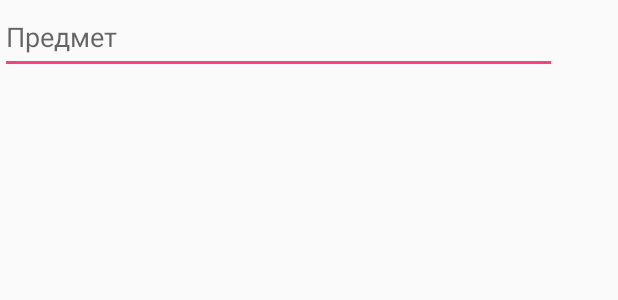
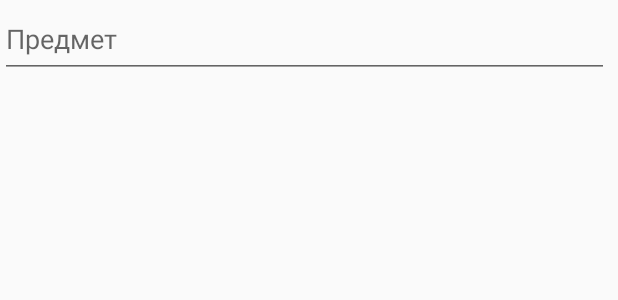
Before and after one commit to brm7777/brm_my_lesson, an Android app: the layout activity_lesson_add.xml on its own in the app's theme, with its tools: preview values and no code run, on a phone screen of 412 x 824 dp. Shown: the top 300 px of the screen. Run offline under Robolectric (Android 15) with nearby library versions, the phone set to English and light mode, and no system bars.

Commit message:
Оптимизация внешнего вида форм

```diff
--- a/app/src/main/res/layout/activity_lesson_add.xml
+++ b/app/src/main/res/layout/activity_lesson_add.xml
@@ -1,33 +1,34 @@
 <?xml version="1.0" encoding="utf-8"?>
-<android.support.constraint.ConstraintLayout
-        xmlns:android="http://schemas.android.com/apk/res/android"
+<android.support.constraint.ConstraintLayout xmlns:android="http://schemas.android.com/apk/res/android"
+    xmlns:app="http://schemas.android.com/apk/res-auto"
     xmlns:tools="http://schemas.android.com/tools"
-        xmlns:app="http://schemas.android.com/apk/res-auto"
     android:layout_width="match_parent"
     android:layout_height="match_parent"
     tools:context="com.example.brm77.brm_my_lesson.LessonsAdd"
-        tools:layout_editor_absoluteY="81dp"
-        >
+    tools:layout_editor_absoluteY="81dp">
 
     <LinearLayout
+        android:id="@+id/linearLayout"
+        android:layout_width="406dp"
+        android:layout_height="730dp"
         android:orientation="vertical"
-            android:layout_width="371dp"
-            android:layout_height="487dp"
-            android:id="@+id/linearLayout"
         android:weightSum="100"
-            tools:layout_editor_absoluteX="0dp"
-            tools:layout_editor_absoluteY="0dp">
+        app:layout_constraintStart_toStartOf="parent"
+        app:layout_constraintTop_toTopOf="parent">
 
 
         <EditText
+            android:id="@+id/edit_lesson_subject"
             android:layout_width="match_parent"
             android:layout_height="wrap_content"
-                android:inputType="textPersonName"
+            android:layout_weight="1"
+            android:clickable="false"
+            android:cursorVisible="false"
+            android:ems="10"
+            android:focusable="false"
             android:hint="Предмет"
-                android:ems="10"
-                android:layout_weight="1"
-                android:id="@+id/edit_lesson_subject"
-                android:onClick="onChoiceSubject"/>
+            android:longClickable="false"
+            android:onClick="onChoiceSubject" />
     </LinearLayout>
 
 </android.support.constraint.ConstraintLayout>
--- a/app/src/main/res/layout/activity_subject_add.xml
+++ b/app/src/main/res/layout/activity_subject_add.xml
@@ -22,7 +22,9 @@
             android:layout_weight="1"
             android:ems="10"
             android:hint="@string/subject_name"
-            android:inputType="textPersonName" />
+            android:inputType="textPersonName"
+            android:textColorHighlight="#00000000"
+            android:textColorLink="#000C0C0C" />
     </LinearLayout>
 
 </android.support.constraint.ConstraintLayout>
```
Lines whose indentation alone changed are shown as unchanged.
